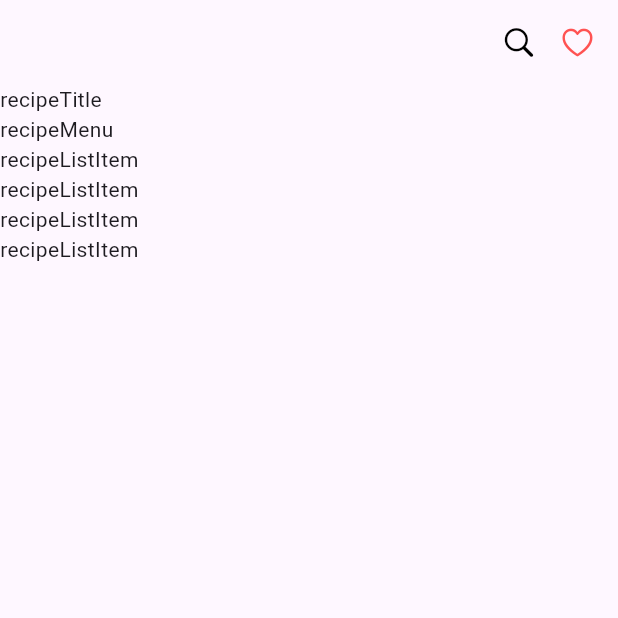
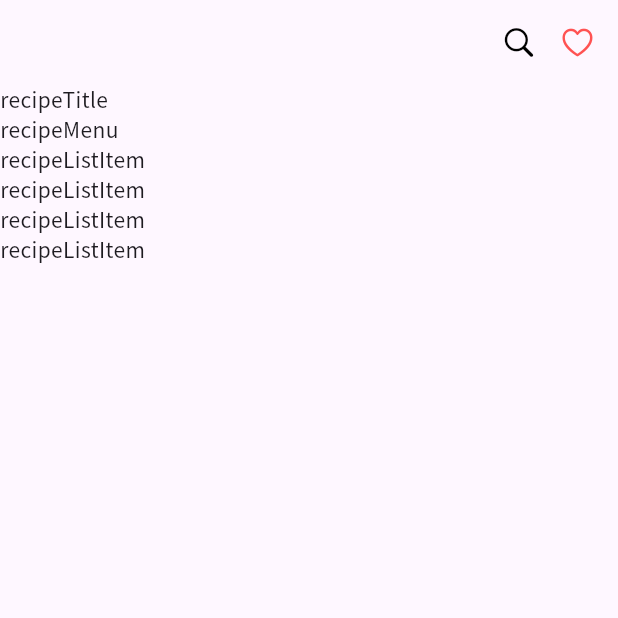
Before and after one commit to ds-k/flutter_recipe_app, a Flutter app: the screen it shows after launch, on a phone screen of 412 x 824 dp, the top half of it. Run offline on Flutter 3.47's test engine with Material 3 defaults, Android fonts, the phone set to English and light mode, and no system bars.

Commit message:
add: 폰트 적용

```diff
--- a/lib/main.dart
+++ b/lib/main.dart
@@ -10,6 +10,7 @@ class MyApp extends StatelessWidget {
 
   @override
   Widget build(BuildContext context) {
-    return MaterialApp(home: RecipePage());
+    return MaterialApp(
+        theme: ThemeData(fontFamily: "NotoSansKr"), home: RecipePage());
   }
 }
```
